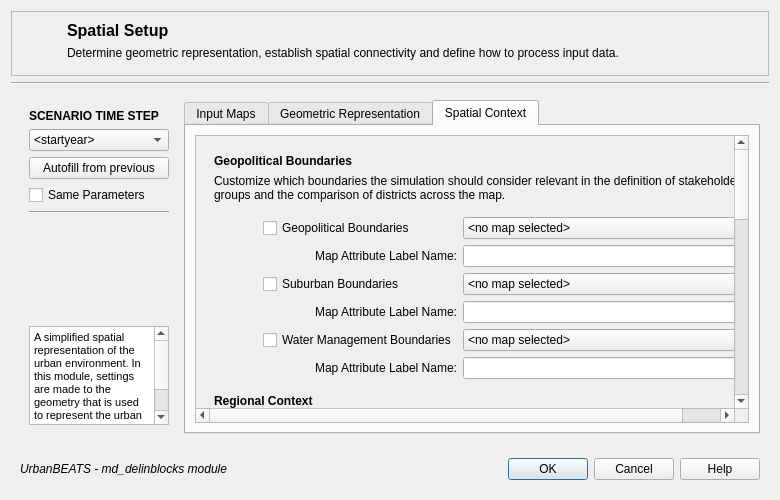
Old version of the form gui/md_delinblocksgui.ui in the repository petermbach/urbanbeats-pss.
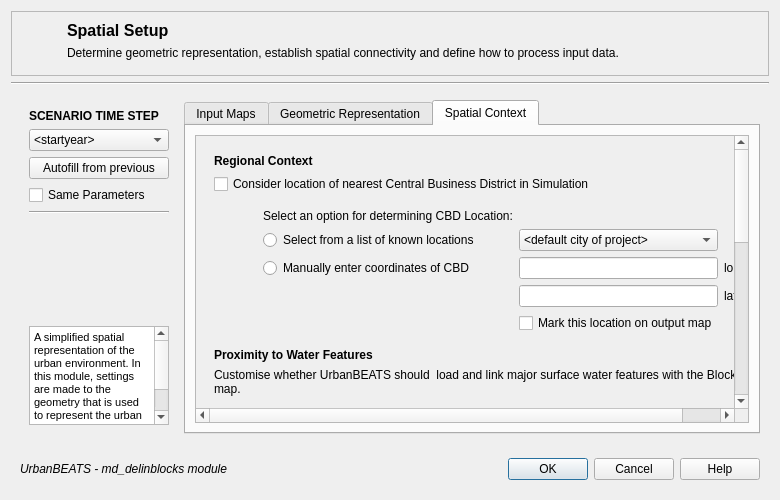
New version of the form. The open tabs and pages were chosen to show the change. Icons and pictures are not drawn.

Commit message: GUI Changes to Delinblocks module, removed some parameters. These should show up in later modules, where they are actually relevant.

Diff of the .ui file:
```diff
--- a/gui/md_delinblocksgui.ui
+++ b/gui/md_delinblocksgui.ui
@@ -307,6 +307,50 @@
                      </property>
                     </widget>
                    </item>
+                   <item row="2" column="0">
+                    <widget class="QLabel" name="pop_lbl">
+                     <property name="text">
+                      <string>Population:</string>
+                     </property>
+                    </widget>
+                   </item>
+                  </layout>
+                 </widget>
+                </item>
+                <item>
+                 <widget class="QLabel" name="geography_title">
+                  <property name="text">
+                   <string>&lt;html&gt;&lt;head/&gt;&lt;body&gt;&lt;p&gt;&lt;span style=&quot; font-weight:600; font-style:italic;&quot;&gt;Geopolitical Boundaries&lt;/span&gt;&lt;/p&gt;&lt;/body&gt;&lt;/html&gt;</string>
+                  </property>
+                 </widget>
+                </item>
+                <item>
+                 <widget class="QLabel" name="geography_lbl">
+                  <property name="whatsThis">
+                   <string>&lt;!DOCTYPE HTML PUBLIC &quot;-//W3C//DTD HTML 4.0//EN&quot; &quot;http://www.w3.org/TR/REC-html40/strict.dtd&quot;&gt;
+&lt;html&gt;&lt;head&gt;&lt;meta name=&quot;qrichtext&quot; content=&quot;1&quot; /&gt;&lt;style type=&quot;text/css&quot;&gt;
+p, li { white-space: pre-wrap; }
+&lt;/style&gt;&lt;/head&gt;&lt;body style=&quot; font-family:'MS Shell Dlg 2'; font-size:8.25pt; font-weight:400; font-style:normal;&quot;&gt;
+&lt;p style=&quot;-qt-paragraph-type:empty; margin-top:0px; margin-bottom:0px; margin-left:0px; margin-right:0px; -qt-block-indent:0; text-indent:0px; font-size:8pt;&quot;&gt;&lt;/p&gt;&lt;/body&gt;&lt;/html&gt;</string>
+                  </property>
+                  <property name="text">
+                   <string>Include municipal and suburban boundaries into the delineation to provide regional level information.</string>
+                  </property>
+                  <property name="wordWrap">
+                   <bool>true</bool>
+                  </property>
+                 </widget>
+                </item>
+                <item>
+                 <widget class="QWidget" name="boundary_widget" native="true">
+                  <layout class="QGridLayout" name="gridLayout_9">
+                   <item row="3" column="0">
+                    <widget class="QLabel" name="geopolitical_lbl_2">
+                     <property name="text">
+                      <string>&lt;html&gt;&lt;head/&gt;&lt;body&gt;&lt;p align=&quot;right&quot;&gt;Map Attribute Label Name:&lt;/p&gt;&lt;/body&gt;&lt;/html&gt;</string>
+                     </property>
+                    </widget>
+                   </item>
                    <item row="4" column="1">
                     <widget class="Line" name="div2">
                      <property name="orientation">
@@ -751,9 +795,9 @@
              <property name="geometry">
               <rect>
                <x>0</x>
-               <y>-622</y>
+               <y>0</y>
                <width>538</width>
-               <height>898</height>
+               <height>673</height>
               </rect>
              </property>
              <layout class="QVBoxLayout" name="verticalLayout_6">
@@ -762,172 +806,6 @@
                 <property name="margin">
                  <number>9</number>
                 </property>
-                <item>
-                 <widget class="QLabel" name="geography_title">
-                  <property name="text">
-                   <string>&lt;html&gt;&lt;head/&gt;&lt;body&gt;&lt;p&gt;&lt;span style=&quot; font-weight:600;&quot;&gt;Geopolitical Boundaries&lt;/span&gt;&lt;/p&gt;&lt;/body&gt;&lt;/html&gt;</string>
-                  </property>
-                 </widget>
-                </item>
-                <item>
-                 <widget class="QLabel" name="geography_lbl">
-                  <property name="whatsThis">
-                   <string>&lt;!DOCTYPE HTML PUBLIC &quot;-//W3C//DTD HTML 4.0//EN&quot; &quot;http://www.w3.org/TR/REC-html40/strict.dtd&quot;&gt;
-&lt;html&gt;&lt;head&gt;&lt;meta name=&quot;qrichtext&quot; content=&quot;1&quot; /&gt;&lt;style type=&quot;text/css&quot;&gt;
-p, li { white-space: pre-wrap; }
-&lt;/style&gt;&lt;/head&gt;&lt;body style=&quot; font-family:'MS Shell Dlg 2'; font-size:8.25pt; font-weight:400; font-style:normal;&quot;&gt;
-&lt;p style=&quot;-qt-paragraph-type:empty; margin-top:0px; margin-bottom:0px; margin-left:0px; margin-right:0px; -qt-block-indent:0; text-indent:0px; font-size:8pt;&quot;&gt;&lt;/p&gt;&lt;/body&gt;&lt;/html&gt;</string>
-                  </property>
-                  <property name="text">
-                   <string>Customize which boundaries the simulation should consider relevant in the definition of stakeholder groups and the comparison of districts across the map.</string>
-                  </property>
-                  <property name="wordWrap">
-                   <bool>true</bool>
-                  </property>
-                 </widget>
-                </item>
-                <item>
-                 <widget class="QWidget" name="boundary_widget" native="true">
-                  <layout class="QGridLayout" name="gridLayout_5">
-                   <item row="3" column="1">
-                    <widget class="QLabel" name="geopolitical_lbl">
-                     <property name="text">
-                      <string>&lt;html&gt;&lt;head/&gt;&lt;body&gt;&lt;p align=&quot;right&quot;&gt;Map Attribute Label Name:&lt;/p&gt;&lt;/body&gt;&lt;/html&gt;</string>
-                     </property>
-                    </widget>
-                   </item>
-                   <item row="4" column="2">
-                    <widget class="QComboBox" name="suburb_combo">
-                     <item>
-                      <property name="text">
-                       <string>&lt;no map selected&gt;</string>
-                      </property>
-                     </item>
-                    </widget>
-                   </item>
-                   <item row="4" column="1">
-                    <widget class="QCheckBox" name="suburb_check">
-                     <property name="toolTip">
-                      <string>Checking this box will produce a CBD point on the &quot;block centres&quot; output map.</string>
-                     </property>
-                     <property name="whatsThis">
-                      <string>Check if you want to avoid localised ponds forming in the region. If this is of particular interest because the DEM's accuracy has been assured and the purpose of the simulation is to assess these problem spots, then leave this box unchecked.
-
-Correction proceeds as follows:
-- If cell cannot transfer water downhill, but there is an adjacent cell with identical elevation within tolerance limit, it will transfer the water into this.
-- If tolerance limit is not met, cell's water is routed directly to catchment outlet.</string>
-                     </property>
-                     <property name="text">
-                      <string>Suburban Boundaries</string>
-                     </property>
-                    </widget>
-                   </item>
-                   <item row="1" column="1">
-                    <widget class="QCheckBox" name="geopolitical_check">
-                     <property name="toolTip">
-                      <string>Checking this box will produce a CBD point on the &quot;block centres&quot; output map.</string>
-                     </property>
-                     <property name="whatsThis">
-                      <string>Check if you want to avoid localised ponds forming in the region. If this is of particular interest because the DEM's accuracy has been assured and the purpose of the simulation is to assess these problem spots, then leave this box unchecked.
-
-Correction proceeds as follows:
-- If cell cannot transfer water downhill, but there is an adjacent cell with identical elevation within tolerance limit, it will transfer the water into this.
-- If tolerance limit is not met, cell's water is routed directly to catchment outlet.</string>
-                     </property>
-                     <property name="text">
-                      <string>Geopolitical Boundaries</string>
-                     </property>
-                    </widget>
-                   </item>
-                   <item row="8" column="1">
-                    <widget class="QCheckBox" name="watermgmt_check">
-                     <property name="toolTip">
-                      <string>Checking this box will produce a CBD point on the &quot;block centres&quot; output map.</string>
-                     </property>
-                     <property name="whatsThis">
-                      <string>Check if you want to avoid localised ponds forming in the region. If this is of particular interest because the DEM's accuracy has been assured and the purpose of the simulation is to assess these problem spots, then leave this box unchecked.
-
-Correction proceeds as follows:
-- If cell cannot transfer water downhill, but there is an adjacent cell with identical elevation within tolerance limit, it will transfer the water into this.
-- If tolerance limit is not met, cell's water is routed directly to catchment outlet.</string>
-                     </property>
-                     <property name="text">
-                      <string>Water Management Boundaries</string>
-                     </property>
-                    </widget>
-                   </item>
-                   <item row="8" column="2">
-                    <widget class="QComboBox" name="watermgmt_combo">
-                     <item>
-                      <property name="text">
-                       <string>&lt;no map selected&gt;</string>
-                      </property>
-                     </item>
-                    </widget>
-                   </item>
-                   <item row="9" column="2">
-                    <widget class="QLineEdit" name="watermgmt_line">
-                     <property name="toolTip">
-                      <string>Units of decimal degrees.</string>
-                     </property>
-                    </widget>
-                   </item>
-                   <item row="9" column="1">
-                    <widget class="QLabel" name="watermgmt_lbl">
-                     <property name="text">
-                      <string>&lt;html&gt;&lt;head/&gt;&lt;body&gt;&lt;p align=&quot;right&quot;&gt;Map Attribute Label Name:&lt;/p&gt;&lt;/body&gt;&lt;/html&gt;</string>
-                     </property>
-                    </widget>
-                   </item>
-                   <item row="3" column="2">
-                    <widget class="QLineEdit" name="geopolitical_line">
-                     <property name="toolTip">
-                      <string>Units of decimal degrees</string>
-                     </property>
-                    </widget>
-                   </item>
-                   <item row="1" column="2">
-                    <widget class="QComboBox" name="geopolitical_combo">
-                     <item>
-                      <property name="text">
-                       <string>&lt;no map selected&gt;</string>
-                      </property>
-                     </item>
-                    </widget>
-                   </item>
-                   <item row="1" column="0">
-                    <spacer name="horizontalSpacer_13">
-                     <property name="orientation">
-                      <enum>Qt::Horizontal</enum>
-                     </property>
-                     <property name="sizeType">
-                      <enum>QSizePolicy::Fixed</enum>
-                     </property>
-                     <property name="sizeHint" stdset="0">
-                      <size>
-                       <width>40</width>
-                       <height>20</height>
-                      </size>
-                     </property>
-                    </spacer>
-                   </item>
-                   <item row="7" column="2">
-                    <widget class="QLineEdit" name="suburb_line">
-                     <property name="toolTip">
-                      <string>Units of decimal degrees.</string>
-                     </property>
-                    </widget>
-                   </item>
-                   <item row="7" column="1">
-                    <widget class="QLabel" name="suburb_lbl">
-                     <property name="text">
-                      <string>&lt;html&gt;&lt;head/&gt;&lt;body&gt;&lt;p align=&quot;right&quot;&gt;Map Attribute Label Name:&lt;/p&gt;&lt;/body&gt;&lt;/html&gt;</string>
-                     </property>
-                    </widget>
-                   </item>
-                  </layout>
-                 </widget>
-                </item>
                 <item>
                  <widget class="QLabel" name="region_lbl">
                   <property name="text">
```
Left out of the diff: 160 changed lines with no effect on the pictures. The commit also changes 1 other file.
